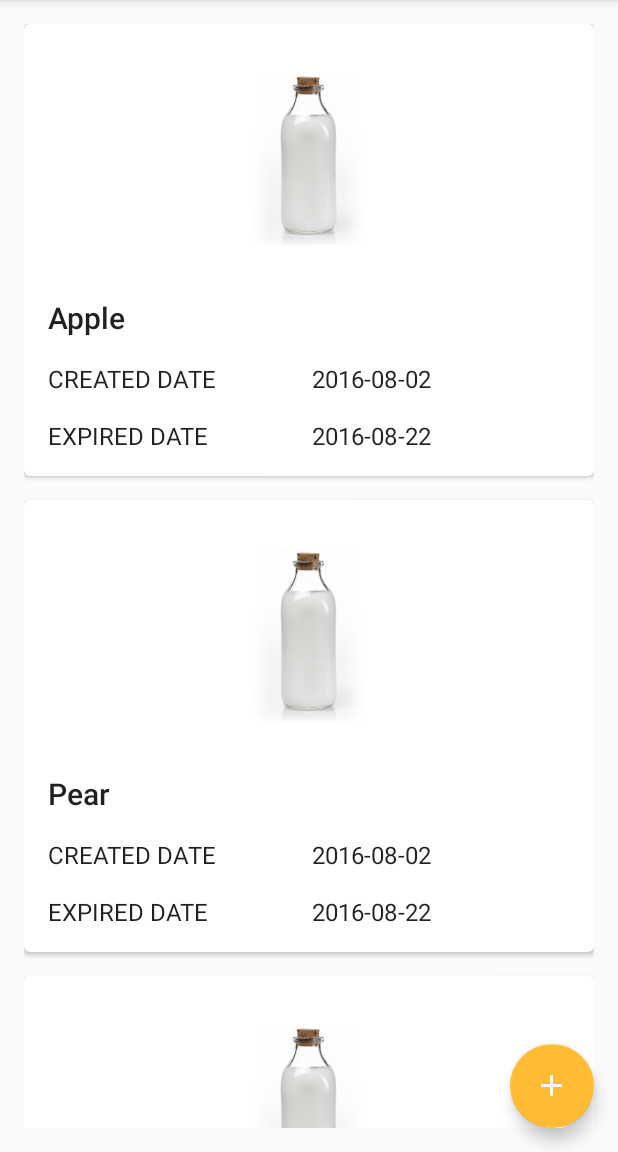
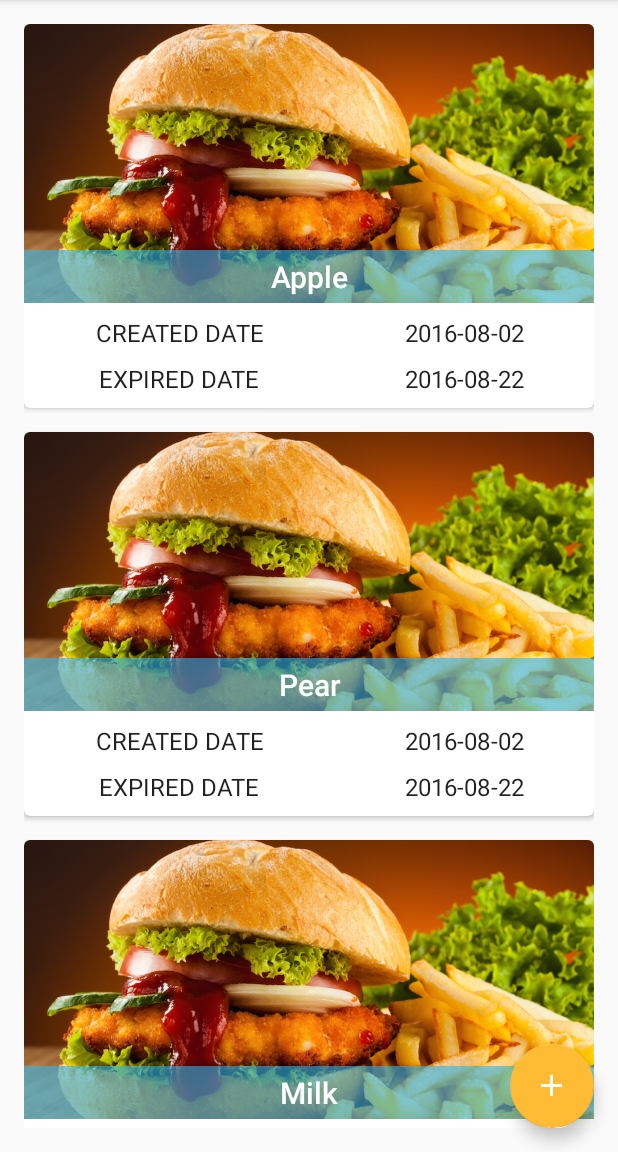
Before and after one commit to moisellegyg/reminder, an Android app: the ProductEditFragment screen opened directly, with no data from a screen before it, after a tap on "Cancel", on a phone screen of 412 x 824 dp, the part 84-1236 px from its top. Run offline under Robolectric (Android 15) with nearby library versions, the light colour scheme and no system bars; 1 statement that could not run was skipped.

Commit message:
1. Change CardView layout 2. Save full-size image to Gallery 3. Add grant permission logic when read image

```diff
--- a/app/src/main/AndroidManifest.xml
+++ b/app/src/main/AndroidManifest.xml
@@ -1,6 +1,8 @@
 <?xml version="1.0" encoding="utf-8"?>
 <manifest xmlns:android="http://schemas.android.com/apk/res/android"
     package="com.yugegong.reminder">
+
+    <uses-permission android:name="android.permission.WRITE_EXTERNAL_STORAGE" />
 
     <application
         android:allowBackup="true"
@@ -20,7 +22,9 @@
         </activity>
         <activity android:name=".ProductEditActivity"
             android:parentActivityName=".MainActivity"
-            android:theme="@style/AppTheme.NoActionBar"/>
+            android:theme="@style/AppTheme.NoActionBar"
+            android:windowSoftInputMode="stateHidden"/>
+
     </application>
 
 </manifest>
--- a/app/src/main/java/com/yugegong/reminder/ProductEditFragment.java
+++ b/app/src/main/java/com/yugegong/reminder/ProductEditFragment.java
@@ -1,15 +1,20 @@
 package com.yugegong.reminder;
 
-import android.app.Activity;
+import android.Manifest;
 import android.app.DatePickerDialog;
+import android.content.ContentResolver;
 import android.content.Context;
 import android.content.Intent;
+import android.content.pm.PackageManager;
 import android.graphics.Bitmap;
+import android.net.Uri;
 import android.os.Bundle;
+import android.os.Environment;
 import android.provider.MediaStore;
-import android.support.design.widget.CoordinatorLayout;
+import android.support.annotation.Nullable;
 import android.support.design.widget.TextInputEditText;
 import android.support.v4.app.Fragment;
+import android.support.v4.content.ContextCompat;
 import android.text.InputType;
 import android.util.AttributeSet;
 import android.util.Log;
@@ -18,32 +23,37 @@ import android.view.MotionEvent;
 import android.view.View;
 import android.view.ViewGroup;
 import android.view.inputmethod.InputMethodManager;
-import android.widget.Button;
 import android.widget.DatePicker;
 import android.widget.EditText;
 import android.widget.FrameLayout;
 import android.widget.ImageView;
+import android.widget.LinearLayout;
 import android.widget.Toast;
 
+import java.io.File;
+import java.io.IOException;
 import java.text.SimpleDateFormat;
 import java.util.Calendar;
+import java.util.Date;
 
 /**
  * Created by ygong on 8/4/16.
  */
-public class ProductEditFragment extends Fragment implements View.OnClickListener, View.OnTouchListener, View.OnFocusChangeListener{
+public class ProductEditFragment extends Fragment implements View.OnClickListener, View.OnTouchListener {
     private final static String TAG = ProductEditFragment.class.getSimpleName();
-    static final int REQUEST_IMAGE_CAPTURE = 1;
+    private static final int REQUEST_IMAGE_CAPTURE = 1;
+    private static final int MY_PERMISSIONS_REQUEST_READ_EXTERNAL_STORAGE = 300;
+    private Uri mPhotoURI;
 
-
-    private CoordinatorLayout mEditLayout;
+    private FrameLayout mEditLayout;
     private FrameLayout mImageFrameLayout;
     private ImageView mImageView;
     private TextInputEditText mNameEditTxt;
     private DatePickEditText mFromEditTxt;
     private DatePickEditText mToEditTxt;
-    private Button mCancelBtn;
-    private Button mSaveBtn;
+    private LinearLayout mCancelBtn;
+    private LinearLayout mSaveBtn;
+
 
     public static class DatePickEditText extends EditText implements DatePickerDialog.OnDateSetListener {
         private SimpleDateFormat mDateFormat = new SimpleDateFormat("MMM d, yyyy", getResources().getConfiguration().locale);
@@ -59,10 +69,6 @@ public class ProductEditFragment extends Fragment implements View.OnClickListene
             super(context, attrs, defStyleAttr);
         }
 
-        public DatePickEditText(Context context, AttributeSet attrs, int defStyleAttr, int defStyleRes) {
-            super(context, attrs, defStyleAttr, defStyleRes);
-        }
-
         @Override
         public void onDateSet(DatePicker view, int year, int monthOfYear, int dayOfMonth) {
             Calendar rightNow = Calendar.getInstance();
@@ -71,41 +77,97 @@ public class ProductEditFragment extends Fragment implements View.OnClickListene
         }
     }
 
+
     @Override
-    public void onActivityResult(int requestCode, int resultCode, Intent data) {
-        if (resultCode == getActivity().RESULT_OK && requestCode == REQUEST_IMAGE_CAPTURE) {
-            Bundle extras = data.getExtras();
-            Bitmap imageBitmap = (Bitmap) extras.get("data");
-            Log.d(TAG, "Width = " + imageBitmap.getWidth() + " " + mImageFrameLayout.getWidth());
-//            mImageFrameLayout.getLayoutParams().height = mImageFrameLayout.getWidth();
-            mImageView.setImageBitmap(imageBitmap);
-        }
-        super.onActivityResult(requestCode, resultCode, data);
+    public View onCreateView(LayoutInflater inflater, ViewGroup container, Bundle savedInstanceState) {
+        Log.d(TAG, "onCreateView");
+        View rootView = inflater.inflate(R.layout.fragment_product_edit, container, false);
+        initView(rootView);
+        return rootView;
+    }
+
+    private void initView(View rootView) {
+        mEditLayout = (FrameLayout) rootView.findViewById(R.id.product_edit_root);
+        mEditLayout.setOnTouchListener(this);
+
+        mImageFrameLayout = (FrameLayout) rootView.findViewById(R.id.product_image_frame);
+        mImageView = (ImageView) rootView.findViewById(R.id.product_image);
+
+        mNameEditTxt = (TextInputEditText) rootView.findViewById(R.id.product_name);
+
+        mFromEditTxt = (DatePickEditText) rootView.findViewById(R.id.created_time);
+        mFromEditTxt.setInputType(InputType.TYPE_NULL);
+        mToEditTxt = (DatePickEditText) rootView.findViewById(R.id.expired_time);
+        mToEditTxt.setInputType(InputType.TYPE_NULL);
+
+        mCancelBtn = (LinearLayout) rootView.findViewById(R.id.btn_cancel);
+        mSaveBtn = (LinearLayout) rootView.findViewById(R.id.btn_save);
+        setOnClickListeners(mImageFrameLayout, mFromEditTxt, mToEditTxt, mCancelBtn, mSaveBtn);
     }
 
     @Override
-    public View onCreateView(LayoutInflater inflater, ViewGroup container, Bundle savedInstanceState) {
+    public void onActivityResult(int requestCode, int resultCode, Intent data) {
+        galleryAddPic(mPhotoURI);
 
-        View rootView = inflater.inflate(R.layout.fragment_product_edit, container, false);
-        mEditLayout = (CoordinatorLayout) rootView.findViewById(R.id.product_edit_root);
-        mEditLayout.setOnTouchListener(this);
+        if (resultCode == getActivity().RESULT_OK && requestCode == REQUEST_IMAGE_CAPTURE) {
+            if (ContextCompat.checkSelfPermission(getContext(),
+                    Manifest.permission.READ_EXTERNAL_STORAGE)
+                    != PackageManager.PERMISSION_GRANTED) {
+                this.requestPermissions(new String[]{Manifest.permission.READ_EXTERNAL_STORAGE},
+                        MY_PERMISSIONS_REQUEST_READ_EXTERNAL_STORAGE);
+            } else {
+                loadImageView();
+            }
+        }
+    }
+    @Override
+    public void onRequestPermissionsResult(int requestCode,
+                                           String permissions[], int[] grantResults) {
+        Log.d(TAG, "requestCode = " + requestCode);
+        switch (requestCode) {
+            case MY_PERMISSIONS_REQUEST_READ_EXTERNAL_STORAGE: {
+                // If request is cancelled, the result arrays are empty.
+                if (grantResults.length > 0
+                        && grantResults[0] == PackageManager.PERMISSION_GRANTED) {
 
-        mImageFrameLayout = (FrameLayout) rootView.findViewById(R.id.product_image_frame);
-        mImageFrameLayout.setOnTouchListener(this);
-        mImageFrameLayout.setOnClickListener(this);
+                    // permission was granted, yay! Do the
+                    // related task you need to do.
+                    loadImageView();
 
-        mImageView = (ImageView) rootView.findViewById(R.id.product_image);
+                } else {
 
-        mNameEditTxt = (TextInputEditText) rootView.findViewById(R.id.product_name);
-        mNameEditTxt.setOnFocusChangeListener(this);
+                    // permission denied, boo! Disable the
+                    // functionality that depends on this permission.
+                    Toast.makeText(getContext(), "Permission denied. Cannot load the photo.", Toast.LENGTH_SHORT).show();
+                }
+                return;
+            }
 
-        mFromEditTxt = (DatePickEditText) rootView.findViewById(R.id.created_time);
-        mFromEditTxt.setInputType(InputType.TYPE_NULL);
-        mFromEditTxt.setOnClickListener(this);
-        mToEditTxt = (DatePickEditText) rootView.findViewById(R.id.expired_time);
-        mToEditTxt.setInputType(InputType.TYPE_NULL);
-        mToEditTxt.setOnClickListener(this);
-        return rootView;
+            // other 'case' lines to check for other
+            // permissions this app might request
+        }
+    }
+
+    private void loadImageView() {
+        Log.d(TAG, "Output photoURI = " + mPhotoURI.toString());
+        ContentResolver cr = getContext().getContentResolver();
+//            cr.notifyChange(mPhotoURI, null);
+        Bitmap imageBitmap;
+        try {
+            imageBitmap = MediaStore.Images.Media.getBitmap(cr, mPhotoURI);
+            mImageView.setScaleType(ImageView.ScaleType.CENTER_CROP);
+            mImageView.setImageBitmap(imageBitmap);
+
+        } catch (IOException e) {
+            Toast.makeText(getContext(), "Failed to load", Toast.LENGTH_SHORT).show();
+            Log.d(TAG, "Failed to load", e);
+        }
+    }
+
+    private void galleryAddPic(Uri photoURI) {
+        Intent mediaScanIntent = new Intent(Intent.ACTION_MEDIA_SCANNER_SCAN_FILE);
+        mediaScanIntent.setData(photoURI);
+        getContext().sendBroadcast(mediaScanIntent);
     }
 
     private void setDate(View v) {
@@ -119,46 +181,74 @@ public class ProductEditFragment extends Fragment implements View.OnClickListene
     @Override
     public void onClick(View v) {
         Toast.makeText(getContext(), "Clicked!", Toast.LENGTH_SHORT).show();
+        hideSoftInput();
         if (v == mFromEditTxt || v == mToEditTxt) {
-            hideSoftInput(getActivity(), v);
             setDate(v);
         } else if (v == mImageFrameLayout) {
             capturePhoto();
+        } else if (v == mCancelBtn) {
+            cancelEdit();
+        } else if (v == mSaveBtn) {
+            saveEdit();
         }
     }
 
     @Override
     public boolean onTouch(View v, MotionEvent event) {
-        Toast.makeText(getContext(), "Touched!", Toast.LENGTH_SHORT).show();
-        if (v == mEditLayout || v == mImageFrameLayout) {
-            hideSoftInput(getActivity(), v);
-            mNameEditTxt.clearFocus();
-            mFromEditTxt.clearFocus();
-            mToEditTxt.clearFocus();
-
-        } else {
-            Toast.makeText(getContext(), "Touched other views.", Toast.LENGTH_SHORT).show();
-        }
-
+        Log.d(TAG, "Touched!");
+        mToEditTxt.clearFocus();
+        mFromEditTxt.clearFocus();
+        mNameEditTxt.clearFocus();
+        Log.d(TAG, "v.isFocused " + v.isFocused());
+        hideSoftInput();
         return false;
     }
 
-    @Override
-    public void onFocusChange(View v, boolean hasFocus) {
-        if (v == mNameEditTxt && !hasFocus) {
-            hideSoftInput(getActivity(), v);
+
+    private void hideSoftInput() {
+        InputMethodManager imm = (InputMethodManager) getContext().getSystemService(Context.INPUT_METHOD_SERVICE);
+        imm.hideSoftInputFromWindow(getActivity().getCurrentFocus().getApplicationWindowToken(), 0);
+    }
+
+    private void capturePhoto() {
+        Intent takePhotoIntent = new Intent(MediaStore.ACTION_IMAGE_CAPTURE);
+        if (takePhotoIntent.resolveActivity(getActivity().getPackageManager()) != null) {
+            File photoFile = createImageFile();
+            if (photoFile != null) {
+                mPhotoURI = Uri.fromFile(photoFile);
+                Log.d(TAG, "Input photoURI = " + mPhotoURI.toString());
+                takePhotoIntent.putExtra(MediaStore.EXTRA_OUTPUT, mPhotoURI);
+                startActivityForResult(takePhotoIntent, REQUEST_IMAGE_CAPTURE);
+            }
         }
     }
 
-    private void hideSoftInput(Activity activity, View v) {
-        InputMethodManager imm = (InputMethodManager) activity.getSystemService(Context.INPUT_METHOD_SERVICE);
-        imm.hideSoftInputFromWindow(v.getApplicationWindowToken(), 0);
+    @Nullable
+    private File createImageFile() {
+        String timestamp = new SimpleDateFormat("yyyyMMdd_HHmmss").format(new Date());
+        String imageFileName = "JPEG_" + timestamp + ".jpg";
+
+        File storeDir = Environment.getExternalStoragePublicDirectory(Environment.DIRECTORY_PICTURES + "/Reminder");
+        Log.d(TAG, "storeDir = " + storeDir.getAbsolutePath());
+        storeDir.mkdir();
+        File image = new File(storeDir, imageFileName);
+        Log.d(TAG, "imageFile = " + image.getName());
+        return image;
     }
 
-    private void capturePhoto() {
-        Intent intent = new Intent(MediaStore.ACTION_IMAGE_CAPTURE);
-        if (intent.resolveActivity(getActivity().getPackageManager()) != null) {
-            startActivityForResult(intent, REQUEST_IMAGE_CAPTURE);
+    private void cancelEdit() {
+        Intent intent = new Intent(getContext(), MainActivity.class);
+        startActivity(intent);
+
+    }
+
+    private void saveEdit() {
+        Toast.makeText(getContext(), "Saved", Toast.LENGTH_SHORT).show();
+    }
+
+    private void setOnClickListeners(View... views) {
+        for (View view : views) {
+            view.setOnClickListener(this);
         }
     }
 }
--- a/app/src/main/res/layout/list_item_reminder.xml
+++ b/app/src/main/res/layout/list_item_reminder.xml
@@ -1,11 +1,12 @@
 <?xml version="1.0" encoding="utf-8"?>
 <android.support.v7.widget.CardView
     xmlns:android="http://schemas.android.com/apk/res/android"
+    xmlns:app="http://schemas.android.com/apk/res-auto"
     xmlns:card_view="http://schemas.android.com/apk/res-auto"
     android:id="@+id/card_view"
     android:layout_gravity="center"
     android:layout_width="match_parent"
-    android:layout_height="wrap_content"
+    android:layout_height="256dp"
     android:layout_marginBottom="16dp"
     card_view:cardCornerRadius="4dp"
     android:clickable="true"
@@ -14,65 +15,60 @@
         android:tag="item_root"
         android:orientation="vertical"
         android:layout_width="match_parent"
-        android:layout_height="wrap_content"
-        android:padding="16dp">
-        <ImageView
+        android:layout_height="match_parent">
+        <RelativeLayout
+            android:layout_width="match_parent"
+            android:layout_height="0dp"
+            android:layout_weight="3">
+            <ImageView
                 android:id="@+id/product_image"
                 android:layout_width="match_parent"
-                android:layout_height="150dp"
+                android:layout_height="match_parent"
+                android:scaleType="centerCrop"
+                android:src="@drawable/burger"/>
+            <TextView
+                android:id="@+id/product_name"
+                android:layout_width="match_parent"
+                android:layout_height="wrap_content"
+                android:padding="4dp"
+                android:layout_alignParentBottom="true"
+                android:background="@color/transparent_colorPrimary"
+                android:textColor="@android:color/primary_text_dark"
                 android:gravity="center"
-                android:padding="16dp"
-                android:src="@drawable/milk"/>
-        <TextView
-            android:id="@+id/product_name"
+                android:textAppearance="@android:style/TextAppearance.Material.Title"
+                android:text="Watermelon"/>
+        </RelativeLayout>
+
+        <android.support.v7.widget.GridLayout
+            android:layout_weight="1"
             android:layout_width="match_parent"
-            android:layout_height="match_parent"
-            android:layout_marginTop="16dp"
-            android:gravity="center_vertical"
-            android:textAppearance="@android:style/TextAppearance.Material.Title"
-            android:text="Watermelon"/>
-        <RelativeLayout
-            android:layout_width="match_parent"
-            android:layout_height="wrap_content" >
-            <TextView
-                android:id="@+id/item_create_title"
-                android:layout_width="160dp"
-                android:layout_height="wrap_content"
-                android:layout_alignParentLeft="true"
-                android:layout_marginTop="16dp"
-                android:textAppearance="@android:style/TextAppearance.Material.Subhead"
+            android:layout_height="0dp"
+            android:layout_marginBottom="8dp"
+            app:columnCount="2">
+
+            <TextView android:id="@+id/item_create_title"
+                style="@style/DateTextStyle"
+                app:layout_columnWeight="1"
+                app:layout_rowWeight="1"
+                app:layout_gravity="fill"
                 android:text="CREATED DATE"/>
-            <TextView
-                android:id="@+id/item_create_date"
-                android:layout_width="wrap_content"
-                android:layout_height="wrap_content"
-                android:layout_toRightOf="@+id/item_create_title"
-                android:layout_marginTop="16dp"
-                android:layout_marginLeft="16dp"
-                android:textAppearance="@android:style/TextAppearance.Material.Subhead"
+            <TextView android:id="@+id/item_create_date"
+                style="@style/DateTextStyle"
+                app:layout_columnWeight="1"
+                app:layout_gravity="fill"
                 android:text="2016-08-02"/>
-        </RelativeLayout>
-        <RelativeLayout
-            android:layout_width="match_parent"
-            android:layout_height="wrap_content" >
-            <TextView
-                android:id="@+id/item_expire_title"
-                android:layout_width="160dp"
-                android:layout_height="wrap_content"
-                android:layout_alignParentLeft="true"
-                android:layout_marginTop="16dp"
-                android:textAppearance="@android:style/TextAppearance.Material.Subhead"
+            <TextView android:id="@+id/item_expire_title"
+                style="@style/DateTextStyle"
+                app:layout_columnWeight="1"
+                app:layout_rowWeight="1"
+                app:layout_gravity="fill"
                 android:text="EXPIRED DATE"/>
-            <TextView
-                android:id="@+id/item_expire_date"
-                android:layout_toRightOf="@+id/item_expire_title"
-                android:layout_width="wrap_content"
-                android:layout_height="wrap_content"
-                android:layout_marginTop="16dp"
-                android:layout_marginLeft="16dp"
-                android:textAppearance="@android:style/TextAppearance.Material.Subhead"
+            <TextView android:id="@+id/item_expire_date"
+                style="@style/DateTextStyle"
+                app:layout_columnWeight="1"
+                app:layout_gravity="fill"
                 android:text="2016-08-22"/>
-        </RelativeLayout>
+        </android.support.v7.widget.GridLayout>
 
     </LinearLayout>
 </android.support.v7.widget.CardView>
--- a/app/src/main/res/values/colors.xml
+++ b/app/src/main/res/values/colors.xml
@@ -4,4 +4,5 @@
     <color name="colorPrimaryDark">@android:color/holo_blue_dark</color>
     <color name="colorAccent">@android:color/holo_orange_light</color>
     <color name="colorBackground">#e0e0e0</color>
+    <color name="transparent_colorPrimary">#9933b5e5</color>
 </resources>
--- a/app/src/main/res/values/strings.xml
+++ b/app/src/main/res/values/strings.xml
@@ -1,4 +1,5 @@
 <resources>
     <string name="app_name">Reminder</string>
     <string name="action_settings">Settings</string>
+    <string name="file_provider_authority" translatable="false">com.yugegong.reminder.fileprovider</string>
 </resources>
--- a/app/src/main/res/values/styles.xml
+++ b/app/src/main/res/values/styles.xml
@@ -17,4 +17,10 @@
 
     <style name="AppTheme.PopupOverlay" parent="ThemeOverlay.AppCompat.Light" />
 
+    <style name="DateTextStyle">
+        <item name="android:layout_marginTop">8dp</item>
+        <item name="android:gravity">center</item>
+        <item name="android:textAppearance">@android:style/TextAppearance.Material.Subhead</item>
+    </style>
+
 </resources>
--- /dev/null
+++ b/app/src/main/res/xml/file_paths.xml
@@ -0,0 +1,4 @@
+<?xml version="1.0" encoding="utf-8"?>
+<paths xmlns:android="http://schemas.android.com/apk/res/android">
+    <external-path name="reminder_images" path="Android/data/com.yugegong.reminder/files/Pictures"/>
+</paths>
```
Also changed, not shown: app/src/main/res/layout/content_product_edit.xml (deleted, +0 -9 lines), app/src/main/res/layout/detail_extra_grid.xml (deleted, +0 -52 lines), app/src/main/res/layout/fragment_product_edit.xml (+6 -7 lines), app/src/main/res/drawable/burger.png (added).
